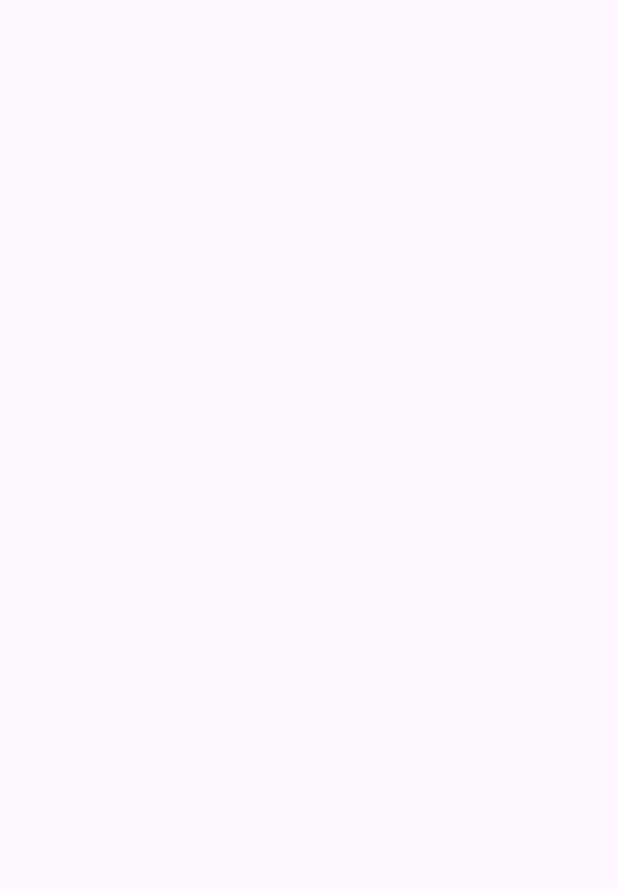
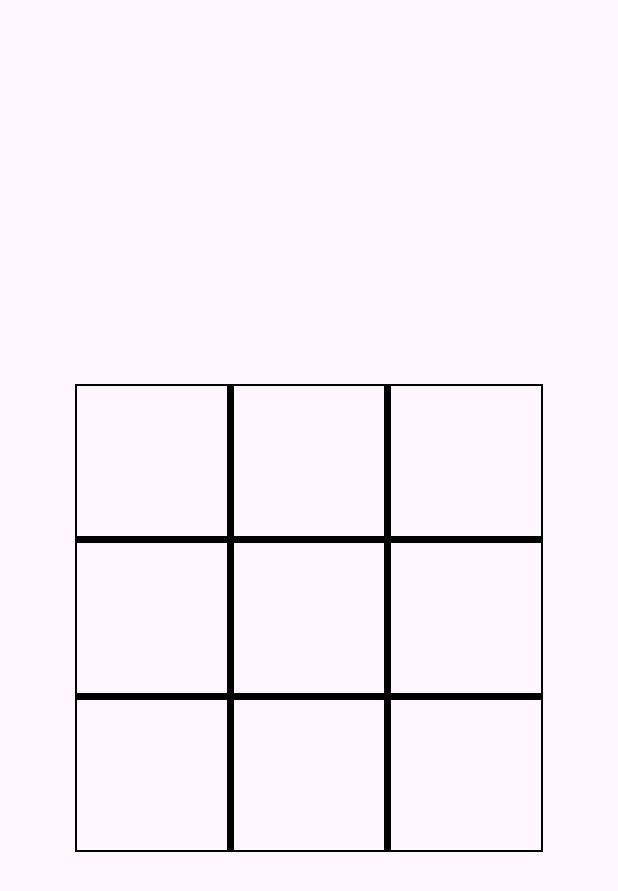
Before and after one commit to OneAstr0/TicTacToe-for-Android-MVVM, an Android app: the GameActivity screen opened directly, with no data from a screen before it, on a phone screen of 412 x 824 dp. Before the commit the part shown is empty. Shown: the top 891 px of the screen. Run offline under Robolectric (Android 15) with nearby library versions, the phone set to English and light mode, and no system bars; 1 statement that could not run was skipped.

Commit message:
Game field

```diff
--- a/app/src/main/res/layout/activity_game.xml
+++ b/app/src/main/res/layout/activity_game.xml
@@ -1,10 +1,189 @@
 <?xml version="1.0" encoding="utf-8"?>
-<androidx.constraintlayout.widget.ConstraintLayout xmlns:android="http://schemas.android.com/apk/res/android"
-    xmlns:app="http://schemas.android.com/apk/res-auto"
+<RelativeLayout xmlns:android="http://schemas.android.com/apk/res/android"
     xmlns:tools="http://schemas.android.com/tools"
-    android:id="@+id/main"
     android:layout_width="match_parent"
     android:layout_height="match_parent"
     tools:context=".View.GameActivity">
 
-</androidx.constraintlayout.widget.ConstraintLayout>
+    <GridLayout
+        android:id="@+id/gridLayout"
+        android:layout_width="wrap_content"
+        android:layout_height="wrap_content"
+        android:layout_centerInParent="true"
+        android:rowCount="5"
+        android:columnCount="5"
+        android:background="#000000">
+
+        <ImageButton
+            android:id="@+id/cell00"
+            android:layout_width="100dp"
+            android:layout_height="100dp"
+            android:layout_row="0"
+            android:layout_column="0"
+            android:layout_gravity="fill"
+            android:layout_margin="1dp"
+            android:background="@drawable/nothing"
+            android:scaleType="centerInside" />
+
+        <Space
+            android:layout_width="2dp"
+            android:layout_height="2dp"
+            android:layout_row="0"
+            android:layout_column="1" />
+
+        <ImageButton
+            android:id="@+id/cell01"
+            android:layout_width="100dp"
+            android:layout_height="100dp"
+            android:layout_row="0"
+            android:layout_column="2"
+            android:layout_gravity="fill"
+            android:layout_margin="1dp"
+            android:background="@drawable/nothing"
+            android:scaleType="centerInside" />
+
+        <Space
+            android:layout_width="2dp"
+            android:layout_height="2dp"
+            android:layout_row="0"
+            android:layout_column="3" />
+
+        <ImageButton
+            android:id="@+id/cell02"
+            android:layout_width="100dp"
+            android:layout_height="100dp"
+            android:layout_row="0"
+            android:layout_column="4"
+            android:layout_gravity="fill"
+            android:layout_margin="1dp"
+            android:background="@drawable/nothing"
+            android:scaleType="centerInside" />
+
+        <Space
+            android:layout_width="2dp"
+            android:layout_height="2dp"
+            android:layout_row="1"
+            android:layout_column="0" />
+
+        <Space
+            android:layout_width="2dp"
+            android:layout_height="2dp"
+            android:layout_row="1"
+            android:layout_column="2" />
+
+        <Space
+            android:layout_width="2dp"
+            android:layout_height="2dp"
+            android:layout_row="1"
+            android:layout_column="4" />
+
+        <ImageButton
+            android:id="@+id/cell10"
+            android:layout_width="100dp"
+            android:layout_height="100dp"
+            android:layout_row="2"
+            android:layout_column="0"
+            android:layout_gravity="fill"
+            android:layout_margin="1dp"
+            android:background="@drawable/nothing"
+            android:scaleType="centerInside" />
+
+        <Space
+            android:layout_width="2dp"
+            android:layout_height="2dp"
+            android:layout_row="2"
+            android:layout_column="1" />
+
+        <ImageButton
+            android:id="@+id/cell11"
+            android:layout_width="100dp"
+            android:layout_height="100dp"
+            android:layout_row="2"
+            android:layout_column="2"
+            android:layout_gravity="fill"
+            android:layout_margin="1dp"
+            android:background="@drawable/nothing"
+            android:scaleType="centerInside" />
+
+        <Space
+            android:layout_width="2dp"
+            android:layout_height="2dp"
+            android:layout_row="2"
+            android:layout_column="3" />
+
+        <ImageButton
+            android:id="@+id/cell12"
+            android:layout_width="100dp"
+            android:layout_height="100dp"
+            android:layout_row="2"
+            android:layout_column="4"
+            android:layout_gravity="fill"
+            android:layout_margin="1dp"
+            android:background="@drawable/nothing"
+            android:scaleType="centerInside" />
+
+        <Space
+            android:layout_width="2dp"
+            android:layout_height="2dp"
+            android:layout_row="3"
+            android:layout_column="0" />
+
+        <Space
+            android:layout_width="2dp"
+            android:layout_height="2dp"
+            android:layout_row="3"
+            android:layout_column="2" />
+
+        <Space
+            android:layout_width="2dp"
+            android:layout_height="2dp"
+            android:layout_row="3"
+            android:layout_column="4" />
+
+        <ImageButton
+            android:id="@+id/cell20"
+            android:layout_width="100dp"
+            android:layout_height="100dp"
+            android:layout_row="4"
+            android:layout_column="0"
+            android:layout_gravity="fill"
+            android:layout_margin="1dp"
+            android:background="@drawable/nothing"
+            android:scaleType="centerInside" />
+
+        <Space
+            android:layout_width="2dp"
+            android:layout_height="2dp"
+            android:layout_row="4"
+            android:layout_column="1" />
+
+        <ImageButton
+            android:id="@+id/cell21"
+            android:layout_width="100dp"
+            android:layout_height="100dp"
+            android:layout_row="4"
+            android:layout_column="2"
+            android:layout_gravity="fill"
+            android:layout_margin="1dp"
+            android:background="@drawable/nothing"
+            android:scaleType="centerInside" />
+
+        <Space
+            android:layout_width="2dp"
+            android:layout_height="2dp"
+            android:layout_row="4"
+            android:layout_column="3" />
+
+        <ImageButton
+            android:id="@+id/cell22"
+            android:layout_width="100dp"
+            android:layout_height="100dp"
+            android:layout_row="4"
+            android:layout_column="4"
+            android:layout_gravity="fill"
+            android:layout_margin="1dp"
+            android:background="@drawable/nothing"
+            android:scaleType="centerInside" />
+
+    </GridLayout>
+</RelativeLayout>
```
Also changed, not shown: app/src/main/res/drawable/cross.png (added), app/src/main/res/drawable/nothing.png (added), app/src/main/res/drawable/zero.png (added).
